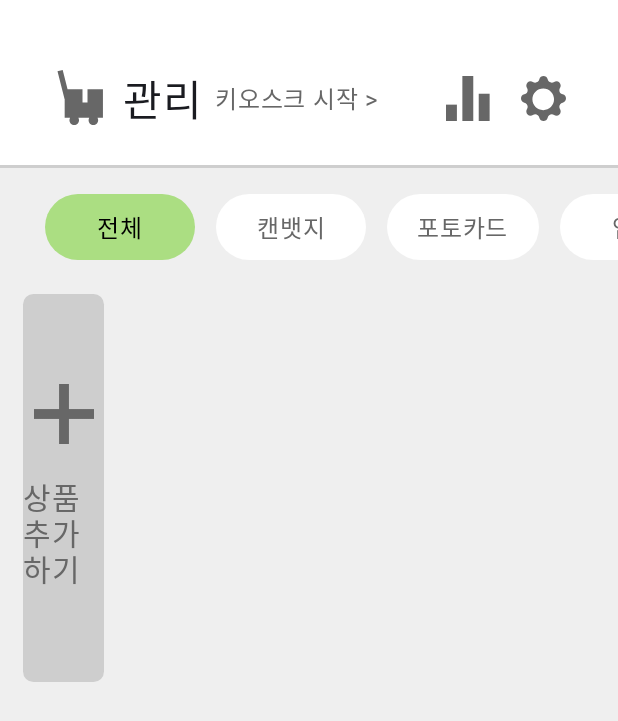
After one commit to yeeun-yun97/Ezkio, an Android app built with Jetpack Compose: the composable ManagePage called with empty values, on a phone screen of 412 x 824 dp. The commit adds this screen. Shown: the top 721 px of the screen. Run offline under Robolectric (Android 15) with nearby library versions, the phone set to English and light mode, and no system bars; Roboto replaces fonts that are not available here.

Commit message:
FEATURE) 관리 페이지 추가

```diff
--- /dev/null
+++ b/app/src/main/java/com/anse/easyQrPay/ui/item/CategoryItem.kt
@@ -0,0 +1,54 @@
+package com.anse.easyQrPay.ui.item
+
+import androidx.compose.foundation.layout.PaddingValues
+import androidx.compose.foundation.layout.heightIn
+import androidx.compose.foundation.layout.widthIn
+import androidx.compose.foundation.shape.CircleShape
+import androidx.compose.material3.Text
+import androidx.compose.runtime.Composable
+import androidx.compose.ui.Alignment
+import androidx.compose.ui.Modifier
+import androidx.compose.ui.graphics.Color
+import androidx.compose.ui.res.stringResource
+import androidx.compose.ui.text.font.FontWeight
+import androidx.compose.ui.unit.dp
+import androidx.compose.ui.unit.sp
+import com.anse.easyQrPay.R
+import com.anse.easyQrPay.models.product.ProductCategoryValue
+import com.anse.easyQrPay.ui.theme.DarkGray
+import com.anse.easyQrPay.ui.theme.Primary
+import com.anse.uikit.components.button.AnseButton
+import com.anse.uikit.components.button.AnseButtonColors
+import com.anse.uikit.components.button.AnseButtonStyle
+
+@Composable
+fun CategoryItem(
+    category: ProductCategoryValue?,
+    isSelected: Boolean,
+    onClick: () -> Unit,
+) {
+    AnseButton(
+        onClick = { if (it) onClick() },
+        modifier = Modifier
+            .widthIn(min = 100.dp)
+            .heightIn(min = 40.dp),
+        buttonStyle = AnseButtonStyle.newStyle(
+            shape = CircleShape,
+            colors = AnseButtonColors(
+                contentColor = if (isSelected) Color.Black else DarkGray,
+                containerColor = if (isSelected) Primary else Color.White,
+            ),
+            contentPadding = PaddingValues(horizontal = 20.dp, vertical = 10.dp),
+        )
+    ) {
+        Text(
+            text = stringResource(category?.nameRes ?: R.string.category_all_button),
+            modifier = Modifier
+                .align(Alignment.Center),
+            fontSize = 16.sp,
+            lineHeight = 20.sp,
+            fontWeight = if (isSelected) FontWeight.Normal else FontWeight.Light,
+            color = it,
+        )
+    }
+}
--- /dev/null
+++ b/app/src/main/java/com/anse/easyQrPay/ui/pages/managePage/ManagePage.kt
@@ -0,0 +1,276 @@
+package com.anse.easyQrPay.ui.pages.managePage
+
+import androidx.compose.foundation.Image
+import androidx.compose.foundation.layout.Arrangement
+import androidx.compose.foundation.layout.Box
+import androidx.compose.foundation.layout.Column
+import androidx.compose.foundation.layout.PaddingValues
+import androidx.compose.foundation.layout.Row
+import androidx.compose.foundation.layout.Spacer
+import androidx.compose.foundation.layout.fillMaxHeight
+import androidx.compose.foundation.layout.fillMaxSize
+import androidx.compose.foundation.layout.fillMaxWidth
+import androidx.compose.foundation.layout.height
+import androidx.compose.foundation.layout.heightIn
+import androidx.compose.foundation.layout.size
+import androidx.compose.foundation.layout.width
+import androidx.compose.foundation.lazy.LazyRow
+import androidx.compose.foundation.lazy.grid.GridCells
+import androidx.compose.foundation.lazy.grid.LazyVerticalGrid
+import androidx.compose.foundation.lazy.grid.itemsIndexed
+import androidx.compose.foundation.lazy.itemsIndexed
+import androidx.compose.foundation.shape.CircleShape
+import androidx.compose.foundation.shape.RoundedCornerShape
+import androidx.compose.material3.Button
+import androidx.compose.material3.Divider
+import androidx.compose.material3.Surface
+import androidx.compose.material3.Text
+import androidx.compose.runtime.Composable
+import androidx.compose.runtime.State
+import androidx.compose.runtime.mutableStateOf
+import androidx.compose.runtime.remember
+import androidx.compose.runtime.saveable.rememberSaveable
+import androidx.compose.ui.Alignment
+import androidx.compose.ui.Modifier
+import androidx.compose.ui.graphics.Color
+import androidx.compose.ui.graphics.ColorFilter
+import androidx.compose.ui.res.painterResource
+import androidx.compose.ui.res.stringResource
+import androidx.compose.ui.text.font.FontWeight
+import androidx.compose.ui.tooling.preview.Preview
+import androidx.compose.ui.unit.dp
+import androidx.compose.ui.unit.sp
+import com.anse.easyQrPay.R
+import com.anse.easyQrPay.models.product.ProductCategoryValue
+import com.anse.easyQrPay.models.product.ProductValue
+import com.anse.easyQrPay.ui.item.CategoryItem
+import com.anse.easyQrPay.ui.item.ProductItem
+import com.anse.easyQrPay.ui.pages.shopPage.ProductCategoryValueImpl
+import com.anse.easyQrPay.ui.theme.DarkGray
+import com.anse.easyQrPay.ui.theme.EasyQrPayTheme
+import com.anse.easyQrPay.ui.theme.Gray
+import com.anse.easyQrPay.ui.theme.LightGray
+import com.anse.uikit.components.button.AnseButton
+import com.anse.uikit.components.button.AnseButtonColors
+import com.anse.uikit.components.button.AnseButtonNoStyle
+import com.anse.uikit.components.button.AnseButtonStyle
+
+@Preview
+@Composable
+fun ManagePagePreview() {
+    EasyQrPayTheme {
+        ManagePage(
+            productList =
+                    listOf(
+                        ProductValue(
+                            productCode = "1",
+                            price = 1000,
+                            name = "product1",
+                            image = "",
+                            stock = 10,
+                            category = "category1"
+                        )
+                    )
+
+            ,
+            navigateToSetting = {},
+            navigateToStatics = {},
+            navigateToKiosk = {},
+            addCategory = {},
+            addProduct = {}
+        )
+    }
+}
+
+@Composable
+fun ManagePage(
+    categoryList: List<ProductCategoryValue> = ProductCategoryValueImpl.entries,
+    productList: List<ProductValue>,
+    addCategory: () -> Unit,
+    addProduct: () -> Unit,
+    navigateToSetting: () -> Unit,
+    navigateToStatics: () -> Unit,
+    navigateToKiosk: () -> Unit,
+) {
+    val selectedCategory = rememberSaveable { mutableStateOf<ProductCategoryValue?>(null) }
+    Column(Modifier.fillMaxSize()) {
+        Surface(color = Color.White) {
+            Column {
+                Spacer(Modifier.height(40.dp))
+                Row(
+                    verticalAlignment = Alignment.CenterVertically
+                ) {
+                    Spacer(Modifier.width(30.dp))
+                    Image(
+                        painterResource(id = R.drawable.manage_page_stock_icon),
+                        modifier = Modifier.size(50.dp),
+                        contentDescription = "managePageTitleIcon",
+                        colorFilter = ColorFilter.tint(DarkGray)
+                    )
+                    Spacer(Modifier.width(2.dp))
+                    Text(
+                        stringResource(id = R.string.manage_page_title),
+                        fontSize = 28.sp,
+                        fontWeight = FontWeight.Bold,
+                    )
+                    Spacer(Modifier.width(8.dp))
+                    AnseButton(
+                        onClick = { if (it) navigateToKiosk() },
+                        modifier = Modifier,
+                        buttonStyle = AnseButtonStyle.newStyle(
+                            colors = AnseButtonColors(contentColor = Color.DarkGray),
+                            contentPadding = PaddingValues(vertical = 8.dp)
+                        )
+                    ) {
+                        Text(
+                            stringResource(id = R.string.manage_page_change_kiosk_button),
+                            fontSize = 16.sp,
+                            fontWeight = FontWeight.Normal,
+                            color = DarkGray
+                        )
+                    }
+                    Spacer(Modifier.weight(1f))
+                    AnseButtonNoStyle(
+                        onClick = { if (it) navigateToStatics() }
+                    ) {
+                        Box(Modifier.size(40.dp)) {
+                            Image(
+                                painterResource(R.drawable.manage_page_stats_icon),
+                                modifier = Modifier.align(Alignment.Center),
+                                contentDescription = "statsButton",
+                                colorFilter = ColorFilter.tint(DarkGray)
+                            )
+                        }
+                    }
+                    Spacer(Modifier.width(10.dp))
+                    AnseButtonNoStyle(
+                        onClick = { if (it) navigateToSetting() }
+                    ) {
+                        Box(Modifier.size(40.dp)) {
+                            Image(
+                                painterResource(R.drawable.manage_page_setting_icon),
+                                modifier = Modifier.align(Alignment.Center),
+                                contentDescription = "statsButton",
+                                colorFilter = ColorFilter.tint(DarkGray)
+                            )
+                        }
+                    }
+                    Spacer(Modifier.width(30.dp))
+                }
+                Spacer(Modifier.height(20.dp))
+            }
+        }
+        Divider(
+            color = Gray,
+            thickness = 2.dp,
+            modifier = Modifier.fillMaxWidth()
+        )
+        Surface(
+            Modifier
+                .fillMaxWidth()
+                .weight(1f),
+            color = LightGray
+        ) {
+            Column {
+                LazyRow(
+                    horizontalArrangement = Arrangement.spacedBy(14.dp, Alignment.Start),
+                    verticalAlignment = Alignment.CenterVertically,
+                    contentPadding = PaddingValues(horizontal = 30.dp, vertical = 15.dp),
+                ) {
+                    item {
+                        CategoryItem(
+                            category = null,
+                            isSelected = selectedCategory.value == null,
+                            onClick = { selectedCategory.value = null },
+                        )
+                    }
+                    itemsIndexed(categoryList) { index, item ->
+                        CategoryItem(
+                            category = item,
+                            isSelected = selectedCategory.value == item,
+                            onClick = { selectedCategory.value = item },
+                        )
+                    }
+                    item {
+                        AnseButton(
+                            onClick = { if (it) addCategory() },
+                            modifier = Modifier
+                                .heightIn(min = 40.dp),
+                            buttonStyle = AnseButtonStyle.newStyle(
+                                shape = CircleShape,
+                                colors = AnseButtonColors(
+                                    contentColor = DarkGray,
+                                ),
+                                contentPadding = PaddingValues(vertical = 10.dp, horizontal = 5.dp),
+                            )
+                        ) {
+                            Text(
+                                text = stringResource(R.string.category_add_button),
+                                modifier = Modifier.align(Alignment.Center),
+                                fontSize = 16.sp,
+                                lineHeight = 20.sp,
+                                fontWeight = FontWeight.Normal,
+                                color = it,
+                            )
+                        }
+                    }
+                }
+                LazyVerticalGrid(
+                    columns = GridCells.Fixed(6),
+                    contentPadding = PaddingValues(horizontal = 15.dp, vertical = 5.dp),
+                    verticalArrangement = Arrangement.spacedBy(20.dp),
+                    horizontalArrangement = Arrangement.spacedBy(12.dp),
+                ) {
+                    item {
+                        AnseButtonNoStyle(
+                            onClick = {
+                                if (it) addProduct()
+                            }
+                        ) {
+                            Surface(
+                                modifier = Modifier.fillMaxWidth(),
+                                color = Gray,
+                                shape = RoundedCornerShape(7.dp)
+                            ) {
+                                Column(
+                                    modifier = Modifier
+                                        .fillMaxWidth()
+                                        .fillMaxHeight(),
+                                    horizontalAlignment = Alignment.CenterHorizontally
+                                ) {
+                                    Spacer(Modifier.height(60.dp))
+                                    Spacer(Modifier.weight(1f))
+                                    Image(
+                                        painterResource(id = R.drawable.manage_page_add_icon),
+                                        modifier = Modifier.size(40.dp),
+                                        contentDescription = "addProductIcon",
+                                        colorFilter = ColorFilter.tint(DarkGray)
+                                    )
+                                    Spacer(Modifier.height(20.dp))
+                                    Text(
+                                        stringResource(id = R.string.manage_page_add_product_button),
+                                        color = DarkGray,
+                                        fontSize = 20.sp
+                                    )
+                                    Spacer(Modifier.height(60.dp))
+                                    Spacer(Modifier.weight(1f))
+                                }
+                            }
+                        }
+
+                    }
+
+                    itemsIndexed(productList) { index, item ->
+                        ProductItem(
+                            product = item,
+                            onClick = {
+                                //TODO
+                            },
+                            cartItemCount = 0
+                        )
+                    }
+                }
+            }
+        }
+    }
+}
--- a/app/src/main/java/com/anse/easyQrPay/ui/theme/Color.kt
+++ b/app/src/main/java/com/anse/easyQrPay/ui/theme/Color.kt
@@ -9,3 +9,8 @@ val Pink80 = Color(0xFFEFB8C8)
 val Purple40 = Color(0xFF6650a4)
 val PurpleGrey40 = Color(0xFF625b71)
 val Pink40 = Color(0xFF7D5260)
+
+val DarkGray = Color(0xFF676767)
+val Gray = Color(0xFFCECECE)
+val LightGray = Color(0xFFEFEFEF)
+val Primary = Color(0xFFABDE82)
--- /dev/null
+++ b/app/src/main/res/drawable/manage_page_add_icon.xml
@@ -0,0 +1,22 @@
+<vector xmlns:android="http://schemas.android.com/apk/res/android"
+    android:width="40dp"
+    android:height="40dp"
+    android:viewportWidth="40"
+    android:viewportHeight="40">
+  <path
+      android:pathData="M23,0H17V17H0V23H17V40H23V23H40V17H23V0Z"
+      android:fillColor="#676767"
+      android:fillType="evenOdd"/>
+  <path
+      android:pathData="M23,0H17V17H0V23H17V40H23V23H40V17H23V0Z"
+      android:fillColor="#676767"
+      android:fillType="evenOdd"/>
+  <path
+      android:pathData="M23,0H17V17H0V23H17V40H23V23H40V17H23V0Z"
+      android:fillColor="#676767"
+      android:fillType="evenOdd"/>
+  <path
+      android:pathData="M23,0H17V17H0V23H17V40H23V23H40V17H23V0Z"
+      android:fillColor="#676767"
+      android:fillType="evenOdd"/>
+</vector>
--- /dev/null
+++ b/app/src/main/res/drawable/manage_page_setting_icon.xml
@@ -0,0 +1,14 @@
+<vector xmlns:android="http://schemas.android.com/apk/res/android"
+    android:width="30dp"
+    android:height="30dp"
+    android:viewportWidth="30"
+    android:viewportHeight="30">
+  <group>
+    <clip-path
+        android:pathData="M0,0h30v30h-30z"/>
+    <path
+        android:pathData="M17.777,2.22C17.108,-0.74 12.892,-0.74 12.223,2.22C11.79,4.138 9.589,5.049 7.926,3.999C5.361,2.379 2.379,5.361 3.999,7.926C5.049,9.589 4.138,11.79 2.22,12.223C-0.74,12.892 -0.74,17.108 2.22,17.777C4.138,18.21 5.049,20.411 3.999,22.074C2.379,24.639 5.361,27.621 7.926,26.001C9.589,24.951 11.79,25.862 12.223,27.781C12.892,30.74 17.108,30.74 17.777,27.781C18.21,25.862 20.411,24.951 22.074,26.001C24.639,27.621 27.621,24.639 26.001,22.074C24.951,20.411 25.862,18.21 27.781,17.777C30.74,17.108 30.74,12.892 27.781,12.223C25.862,11.79 24.951,9.589 26.001,7.926C27.621,5.361 24.639,2.379 22.074,3.999C20.411,5.049 18.21,4.138 17.777,2.22ZM14.816,22.794C18.803,22.794 22.035,19.563 22.035,15.576C22.035,11.59 18.803,8.358 14.816,8.358C10.83,8.358 7.598,11.59 7.598,15.576C7.598,19.563 10.83,22.794 14.816,22.794Z"
+        android:fillColor="#676767"
+        android:fillType="evenOdd"/>
+  </group>
+</vector>
--- /dev/null
+++ b/app/src/main/res/drawable/manage_page_stats_icon.xml
@@ -0,0 +1,19 @@
+<vector xmlns:android="http://schemas.android.com/apk/res/android"
+    android:width="30dp"
+    android:height="30dp"
+    android:viewportWidth="30"
+    android:viewportHeight="30">
+  <group>
+    <clip-path
+        android:pathData="M0,0h30v30h-30z"/>
+    <path
+        android:pathData="M10.909,0h7.273v30h-7.273z"
+        android:fillColor="#676767"/>
+    <path
+        android:pathData="M21.818,11.818h7.273v18.182h-7.273z"
+        android:fillColor="#676767"/>
+    <path
+        android:pathData="M0,19.091h7.273v10.909h-7.273z"
+        android:fillColor="#676767"/>
+  </group>
+</vector>
--- /dev/null
+++ b/app/src/main/res/drawable/manage_page_stock_icon.xml
@@ -0,0 +1,10 @@
+<vector xmlns:android="http://schemas.android.com/apk/res/android"
+    android:width="30dp"
+    android:height="30dp"
+    android:viewportWidth="30"
+    android:viewportHeight="30">
+  <path
+      android:pathData="M5,4.528L7.078,4L9.023,11.652H15V17H17V11.652H23.174V23.131H21.005C21.168,23.412 21.261,23.739 21.261,24.087C21.261,25.144 20.404,26 19.348,26C18.291,26 17.435,25.144 17.435,24.087C17.435,23.739 17.528,23.412 17.691,23.131H13.353C13.516,23.412 13.609,23.739 13.609,24.087C13.609,25.144 12.752,26 11.696,26C10.639,26 9.783,25.144 9.783,24.087C9.783,23.739 9.876,23.412 10.038,23.131H7.87V15.595L7.816,15.609L5,4.528Z"
+      android:fillColor="#676767"
+      android:fillType="evenOdd"/>
+</vector>
--- a/app/src/main/res/values/strings.xml
+++ b/app/src/main/res/values/strings.xml
@@ -5,7 +5,9 @@
     <string name="qr_page_price_message_suffix">원 입니다!</string>
     <string name="qr_page_toss_qr_title">토스 송금 QR</string>
     <string name="qr_page_bank_account_title">계좌 정보</string>
-    <string name="shop_page_category_all">전체</string>
+    <string name="category_all_button">전체</string>
+    <string name="category_add_button">+ 추가</string>
+
     <string name="shop_page_category_badge">캔뱃지</string>
     <string name="shop_page_category_photo_card">포토카드</string>
     <string name="shop_page_category_keyring">키링</string>
@@ -34,4 +36,8 @@
     <string name="shop_page_finish_selling_dialog_title">주문을 완료할까요?</string>
     <string name="shop_page_finish_selling_dialog_message">스텝 이외에 조작하지 말아주세요!!</string>
     <string name="shop_page_order_finish">주문 종료하기</string>
+
+    <string name="manage_page_title">관리</string>
+    <string name="manage_page_change_kiosk_button"><![CDATA[키오스크 시작 >]]></string>
+    <string name="manage_page_add_product_button">상품 추가하기</string>
 </resources>
--- a/uiKit/src/main/java/com/anse/uikit/components/button/AnseButton.kt
+++ b/uiKit/src/main/java/com/anse/uikit/components/button/AnseButton.kt
@@ -1,6 +1,7 @@
 package com.anse.uikit.components.button
 
 import androidx.compose.foundation.BorderStroke
+import androidx.compose.foundation.clickable
 import androidx.compose.foundation.interaction.MutableInteractionSource
 import androidx.compose.foundation.layout.Arrangement
 import androidx.compose.foundation.layout.Box
@@ -76,7 +77,7 @@ data class AnseButtonColors(
 @Composable
 fun AnseButton(
     onClick: (Boolean) -> Unit,
-    modifier: Modifier,
+    modifier: Modifier = Modifier,
     enabled: Boolean = true,
     buttonStyle: AnseButtonStyle,
     interactionSource: MutableInteractionSource = remember { MutableInteractionSource() },
@@ -104,3 +105,20 @@ fun AnseButton(
         }
     }
 }
+
+@Composable
+fun AnseButtonNoStyle(
+    onClick: (Boolean) -> Unit,
+    modifier: Modifier = Modifier,
+    enabled: Boolean = true,
+    content: @Composable BoxScope.() -> Unit,
+) {
+    Box(
+        modifier = Modifier
+            .then(modifier)
+            .clickable { onClick(enabled) }
+            .semantics { role = Role.Button },
+    ) {
+        content()
+    }
+}
```
Also changed, not shown: app/src/main/java/com/anse/easyQrPay/ui/item/ProductItem.kt (added, +101 -0 lines), app/src/main/java/com/anse/easyQrPay/ui/pages/shopPage/ShopPage.kt (+3 -100 lines), app/src/main/res/drawable/manage_page_edit_icon.xml (added, +10 -0 lines), app/src/main/res/drawable/manage_page_image_icon.xml (added, +10 -0 lines), app/src/main/res/drawable/manage_page_trash_icon.xml (added, +12 -0 lines).
